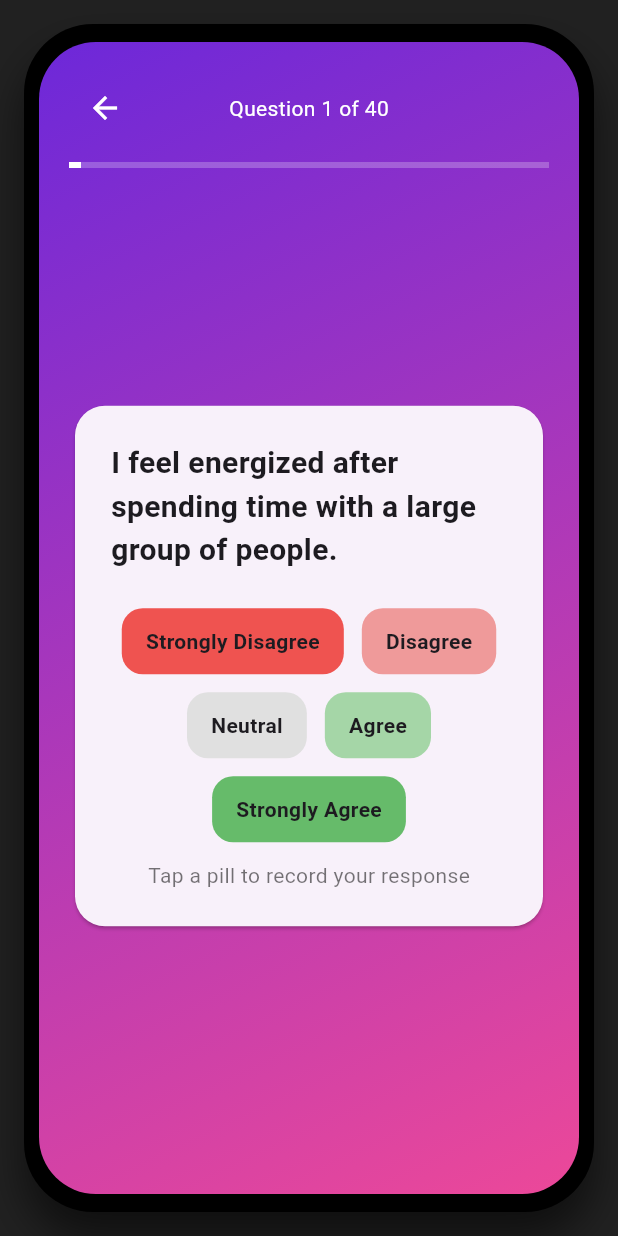
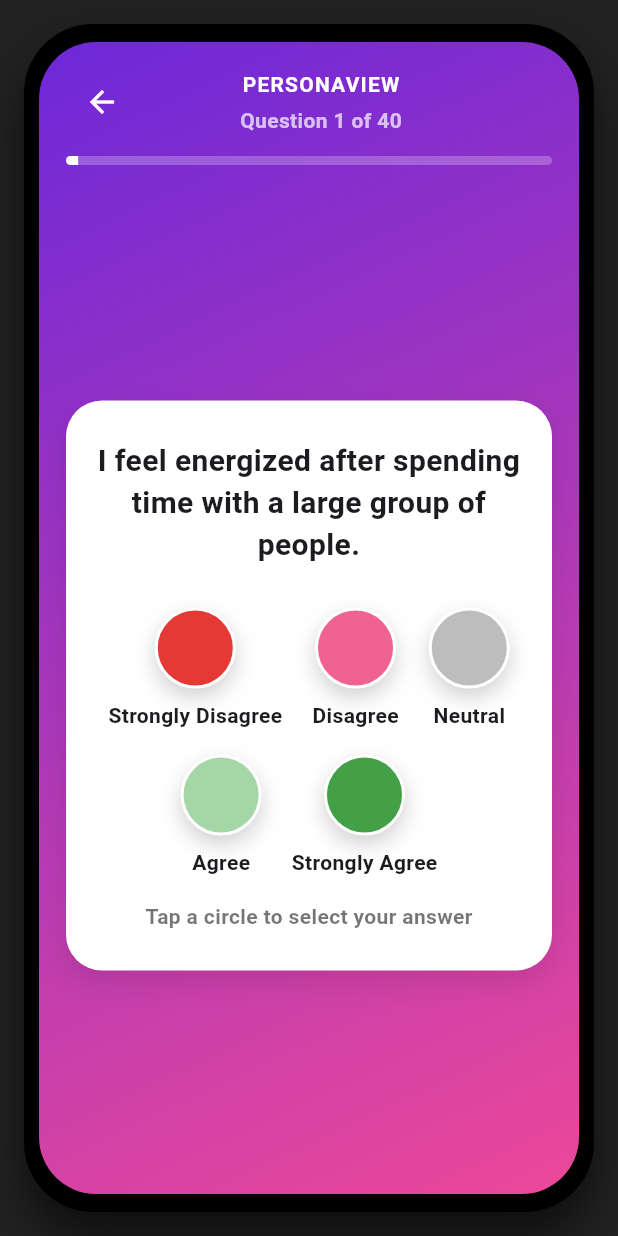
Before and after one commit to Exis10ce666/Mbti-app-, a Flutter app: the screen it shows after launch, after a tap on "Continue", after a tap on "Start the test", on a phone screen of 412 x 824 dp. Run offline on Flutter 3.47's test engine with Material 3 defaults, Android fonts, the phone set to English and light mode, and no system bars.

Commit message:
Restyle test screen UI

```diff
--- a/lib/screens/test_screen.dart
+++ b/lib/screens/test_screen.dart
@@ -31,7 +31,6 @@ class _TestScreenState extends State<TestScreen> {
     final progress = (current + 1) / questions.length;
 
     return Container(
-      padding: const EdgeInsets.all(20),
       decoration: const BoxDecoration(
         gradient: LinearGradient(
           colors: [Color(0xFF6D28D9), Color(0xFFEC4899)],
@@ -39,11 +38,17 @@ class _TestScreenState extends State<TestScreen> {
           end: Alignment.bottomRight,
         ),
       ),
+      child: SafeArea(
+        child: Padding(
+          padding: const EdgeInsets.symmetric(horizontal: 18, vertical: 16),
           child: Column(
+            crossAxisAlignment: CrossAxisAlignment.stretch,
             children: [
               Row(
                 children: [
                   IconButton(
+                    padding: EdgeInsets.zero,
+                    constraints: const BoxConstraints(),
                     onPressed: () {
                       if (current == 0) {
                         widget.onBack();
@@ -57,46 +62,86 @@ class _TestScreenState extends State<TestScreen> {
                     icon: const Icon(Icons.arrow_back, color: Colors.white),
                   ),
                   const Spacer(),
-              Text('Question ${current + 1} of ${questions.length}', style: const TextStyle(color: Colors.white)),
+                  Column(
+                    mainAxisSize: MainAxisSize.min,
+                    children: [
+                      const Text('PERSONAVIEW',
+                          style: TextStyle(color: Colors.white, fontWeight: FontWeight.w700, letterSpacing: 0.8)),
+                      const SizedBox(height: 4),
+                      Text(
+                        'Question ${current + 1} of ${questions.length}',
+                        style: const TextStyle(color: Colors.white70, fontWeight: FontWeight.w600),
+                      ),
+                    ],
+                  ),
                   const Spacer(),
-              const SizedBox(width: 48),
+                  const SizedBox(width: 32),
                 ],
               ),
               const SizedBox(height: 12),
-          LinearProgressIndicator(value: progress, color: Colors.white, backgroundColor: Colors.white24),
-          const Spacer(),
-          Card(
-            shape: RoundedRectangleBorder(borderRadius: BorderRadius.circular(20)),
-            child: Padding(
-              padding: const EdgeInsets.all(24),
+              ClipRRect(
+                borderRadius: BorderRadius.circular(12),
+                child: LinearProgressIndicator(
+                  value: progress,
+                  minHeight: 6,
+                  color: Colors.white,
+                  backgroundColor: Colors.white24,
+                ),
+              ),
+              const SizedBox(height: 24),
+              Expanded(
+                child: Center(
+                  child: Container(
+                    constraints: const BoxConstraints(maxWidth: 520),
+                    padding: const EdgeInsets.symmetric(horizontal: 20, vertical: 26),
+                    decoration: BoxDecoration(
+                      color: Colors.white,
+                      borderRadius: BorderRadius.circular(24),
+                      boxShadow: [
+                        BoxShadow(
+                          color: Colors.black.withOpacity(0.1),
+                          blurRadius: 16,
+                          offset: const Offset(0, 8),
+                        ),
+                      ],
+                    ),
                     child: Column(
                       mainAxisSize: MainAxisSize.min,
                       children: [
-                  Text(question.prompt, style: const TextStyle(fontSize: 20, fontWeight: FontWeight.w600)),
-                  const SizedBox(height: 24),
+                        Text(
+                          question.prompt,
+                          textAlign: TextAlign.center,
+                          style: const TextStyle(fontSize: 20, fontWeight: FontWeight.w700, height: 1.4),
+                        ),
+                        const SizedBox(height: 28),
                         Wrap(
                           alignment: WrapAlignment.center,
-                    spacing: 12,
-                    runSpacing: 12,
+                          spacing: 20,
+                          runSpacing: 16,
                           children: AnswerValue.values
-                        .map((value) => _AnswerPill(value: value, onTap: () => _submitAnswer(value)))
+                              .map((value) => _AnswerDot(value: value, onTap: () => _submitAnswer(value)))
                               .toList(),
                         ),
-                  const SizedBox(height: 12),
-                  const Text('Tap a pill to record your response', style: TextStyle(color: Colors.black54)),
+                        const SizedBox(height: 16),
+                        const Text(
+                          'Tap a circle to select your answer',
+                          style: TextStyle(color: Colors.black54, fontWeight: FontWeight.w600),
+                        ),
                       ],
                     ),
                   ),
                 ),
-          const Spacer(),
+              ),
             ],
+          ),
+        ),
       ),
     );
   }
 }
 
-class _AnswerPill extends StatelessWidget {
-  const _AnswerPill({required this.value, required this.onTap});
+class _AnswerDot extends StatelessWidget {
+  const _AnswerDot({required this.value, required this.onTap});
   final AnswerValue value;
   final VoidCallback onTap;
 
@@ -109,22 +154,43 @@ class _AnswerPill extends StatelessWidget {
       };
 
   Color get color => switch (value) {
-        AnswerValue.stronglyDisagree => Colors.red.shade400,
-        AnswerValue.disagree => Colors.red.shade200,
-        AnswerValue.neutral => Colors.grey.shade300,
-        AnswerValue.agree => Colors.green.shade200,
-        AnswerValue.stronglyAgree => Colors.green.shade400,
+        AnswerValue.stronglyDisagree => const Color(0xFFE53935),
+        AnswerValue.disagree => const Color(0xFFF06292),
+        AnswerValue.neutral => const Color(0xFFBDBDBD),
+        AnswerValue.agree => const Color(0xFFA5D6A7),
+        AnswerValue.stronglyAgree => const Color(0xFF43A047),
       };
 
   @override
   Widget build(BuildContext context) {
-    return GestureDetector(
+    return Column(
+      mainAxisSize: MainAxisSize.min,
+      children: [
+        GestureDetector(
           onTap: onTap,
           child: Container(
-        padding: const EdgeInsets.symmetric(horizontal: 16, vertical: 12),
-        decoration: BoxDecoration(color: color, borderRadius: BorderRadius.circular(14)),
-        child: Text(label, style: const TextStyle(fontWeight: FontWeight.w600)),
+            width: 54,
+            height: 54,
+            decoration: BoxDecoration(
+              color: color,
+              shape: BoxShape.circle,
+              boxShadow: [
+                BoxShadow(
+                  color: Colors.black.withOpacity(0.18),
+                  blurRadius: 12,
+                  offset: const Offset(0, 6),
                 ),
+              ],
+              border: Border.all(color: Colors.white, width: 2),
+            ),
+          ),
+        ),
+        const SizedBox(height: 8),
+        Text(
+          label,
+          style: const TextStyle(fontWeight: FontWeight.w600),
+        ),
+      ],
     );
   }
 }
```
Lines whose indentation alone changed are shown as unchanged.
